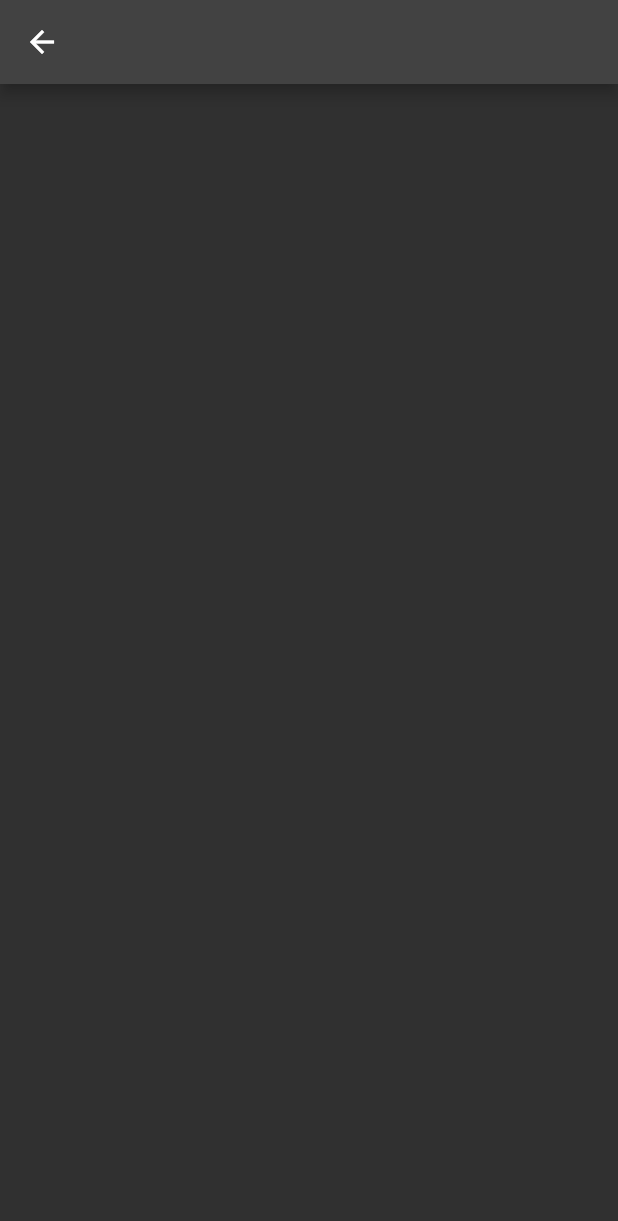
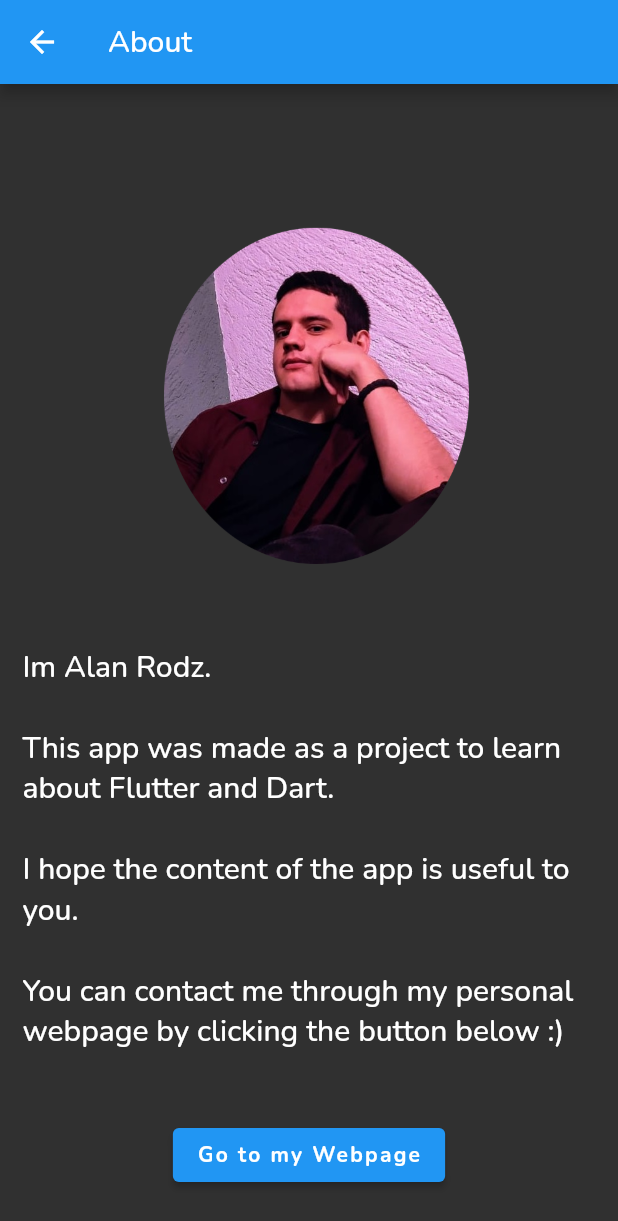
Before and after one commit to Alan-Rodz/CloudQuizApp, a Flutter app: the AboutScreen screen opened by its route, on a phone screen of 412 x 824 dp. Shown: the top 1221 px of the screen. Run offline on Flutter 3.47's test engine with Material 2 defaults, Android fonts, the phone set to English and light mode, and no system bars; our stand-ins replace cloud_firestore, firebase_auth, firebase_core, font_awesome_flutter, google_fonts, google_sign_in and 1 more; accounts and stored records are empty; network calls fail.

Commit message:
finished first stable version of app

```diff
--- a/lib/about/about.dart
+++ b/lib/about/about.dart
@@ -1,4 +1,5 @@
 import 'package:flutter/material.dart';
+import 'package:url_launcher/url_launcher.dart';
 
 class AboutScreen extends StatelessWidget {
   const AboutScreen({Key? key}) : super(key: key);
@@ -6,7 +7,44 @@ class AboutScreen extends StatelessWidget {
   @override
   Widget build(BuildContext context) {
     return Scaffold(
-      appBar: AppBar(),
+      appBar: AppBar(title: const Text('About'), backgroundColor: Colors.blue),
+      body: Center(
+        child: Column(
+          mainAxisAlignment: MainAxisAlignment.spaceEvenly,
+          crossAxisAlignment: CrossAxisAlignment.center,
+          children: [
+            Container(
+              width: 250,
+              height: 250,
+              margin: const EdgeInsets.only(top: 50),
+              decoration: const BoxDecoration(
+                shape: BoxShape.circle,
+                image: DecorationImage(
+                  image: AssetImage("assets/profile-img.png"),
+                ),
+              ),
+            ),
+            Padding(
+              padding: const EdgeInsets.all(15),
+              child: Text(
+                'Im Alan Rodz.\n\nThis app was made as a project to learn about Flutter and Dart.\n\nI hope the content of the app is useful to you.\n\nYou can contact me through my personal webpage by clicking the button below :)',
+                style: Theme.of(context).textTheme.headline6,
+              ),
+            ),
+            ElevatedButton(
+              child: const Text('Go to my Webpage'),
+              onPressed: () async {
+                const url = 'https://alanrodz.com/';
+                if (await canLaunch(url)) {
+                  await launch(url);
+                } else {
+                  throw 'Could not launch $url';
+                }
+              },
+            ),
+          ],
+        ),
+      ),
     );
   }
 }
```
Also changed, not shown: lib/profile/profile.dart (+53 -6 lines), lib/quiz/quiz.dart (+16 -3 lines), pubspec.yaml (+8 -2 lines), assets/icon/icon.png (added), assets/profile-img.png (added), pubspec.lock, 6 other files.
